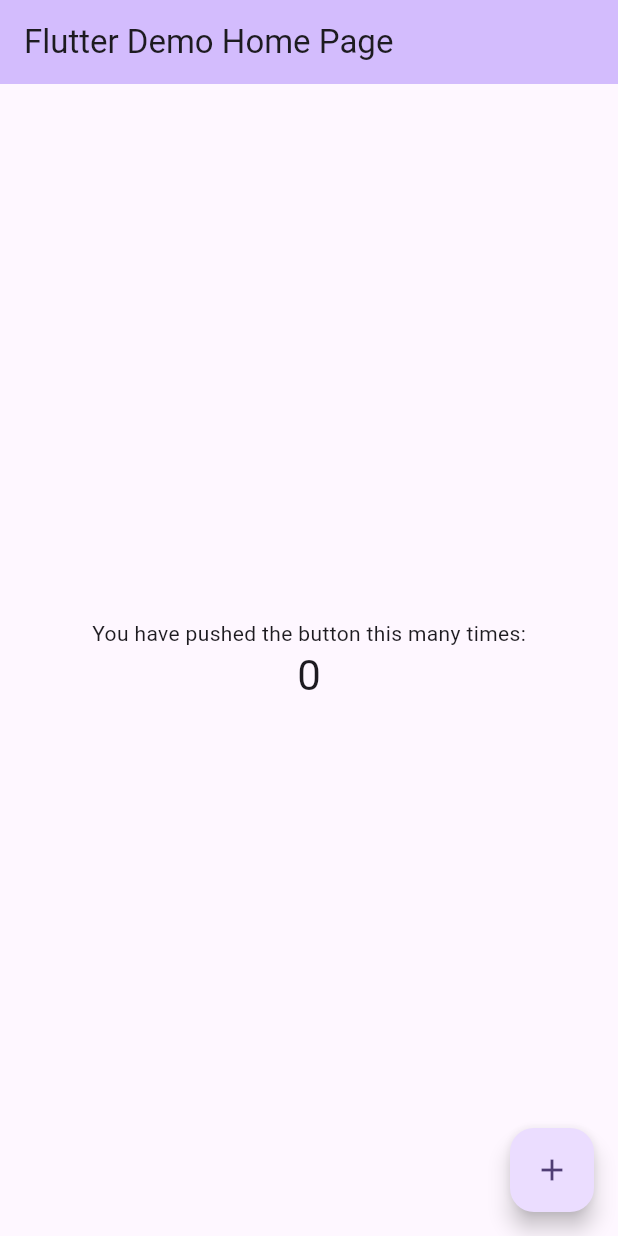
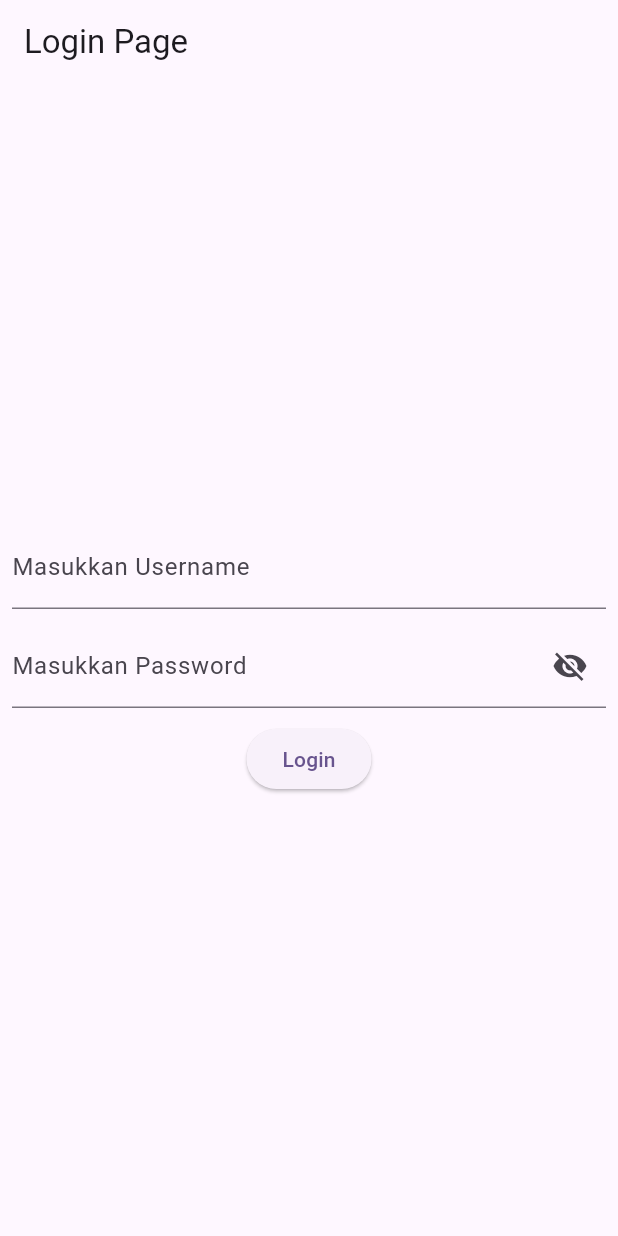
Before and after one commit to ReynardAdimas/TPM_Tugas2, a Flutter app: the screen it shows after launch, on a phone screen of 412 x 824 dp. Run offline on Flutter 3.47's test engine with Material 3 defaults, Android fonts, the phone set to English and light mode, and no system bars.

Commit message:
Cek fitur login

```diff
--- a/lib/main.dart
+++ b/lib/main.dart
@@ -1,4 +1,5 @@
 import 'package:flutter/material.dart';
+import 'package:tpm_tugas2/pages/login_page.dart';
 
 void main() {
   runApp(const MyApp());
@@ -6,117 +7,14 @@ void main() {
 
 class MyApp extends StatelessWidget {
   const MyApp({super.key});
-
-  // This widget is the root of your application.
   @override
   Widget build(BuildContext context) {
     return MaterialApp(
-      title: 'Flutter Demo',
+      debugShowCheckedModeBanner: false,
       theme: ThemeData(
-        // This is the theme of your application.
-        //
-        // TRY THIS: Try running your application with "flutter run". You'll see
-        // the application has a purple toolbar. Then, without quitting the app,
-        // try changing the seedColor in the colorScheme below to Colors.green
-        // and then invoke "hot reload" (save your changes or press the "hot
-        // reload" button in a Flutter-supported IDE, or press "r" if you used
-        // the command line to start the app).
-        //
-        // Notice that the counter didn't reset back to zero; the application
-        // state is not lost during the reload. To reset the state, use hot
-        // restart instead.
-        //
-        // This works for code too, not just values: Most code changes can be
-        // tested with just a hot reload.
         colorScheme: .fromSeed(seedColor: Colors.deepPurple),
       ),
-      home: const MyHomePage(title: 'Flutter Demo Home Page'),
+      home: LoginPage()
     );
   }
 }
-
-class MyHomePage extends StatefulWidget {
-  const MyHomePage({super.key, required this.title});
-
-  // This widget is the home page of your application. It is stateful, meaning
-  // that it has a State object (defined below) that contains fields that affect
-  // how it looks.
-
-  // This class is the configuration for the state. It holds the values (in this
-  // case the title) provided by the parent (in this case the App widget) and
-  // used by the build method of the State. Fields in a Widget subclass are
-  // always marked "final".
-
-  final String title;
-
-  @override
-  State<MyHomePage> createState() => _MyHomePageState();
-}
-
-class _MyHomePageState extends State<MyHomePage> {
-  int _counter = 0;
-
-  void _incrementCounter() {
-    setState(() {
-      // This call to setState tells the Flutter framework that something has
-      // changed in this State, which causes it to rerun the build method below
-      // so that the display can reflect the updated values. If we changed
-      // _counter without calling setState(), then the build method would not be
-      // called again, and so nothing would appear to happen.
-      _counter++;
-    });
-  }
-
-  @override
-  Widget build(BuildContext context) {
-    // This method is rerun every time setState is called, for instance as done
-    // by the _incrementCounter method above.
-    //
-    // The Flutter framework has been optimized to make rerunning build methods
-    // fast, so that you can just rebuild anything that needs updating rather
-    // than having to individually change instances of widgets.
-    return Scaffold(
-      appBar: AppBar(
-        // TRY THIS: Try changing the color here to a specific color (to
-        // Colors.amber, perhaps?) and trigger a hot reload to see the AppBar
-        // change color while the other colors stay the same.
-        backgroundColor: Theme.of(context).colorScheme.inversePrimary,
-        // Here we take the value from the MyHomePage object that was created by
-        // the App.build method, and use it to set our appbar title.
-        title: Text(widget.title),
-      ),
-      body: Center(
-        // Center is a layout widget. It takes a single child and positions it
-        // in the middle of the parent.
-        child: Column(
-          // Column is also a layout widget. It takes a list of children and
-          // arranges them vertically. By default, it sizes itself to fit its
-          // children horizontally, and tries to be as tall as its parent.
-          //
-          // Column has various properties to control how it sizes itself and
-          // how it positions its children. Here we use mainAxisAlignment to
-          // center the children vertically; the main axis here is the vertical
-          // axis because Columns are vertical (the cross axis would be
-          // horizontal).
-          //
-          // TRY THIS: Invoke "debug painting" (choose the "Toggle Debug Paint"
-          // action in the IDE, or press "p" in the console), to see the
-          // wireframe for each widget.
-          mainAxisAlignment: .center,
-          children: [
-            const Text('You have pushed the button this many times:'),
-            Text(
-              '$_counter',
-              style: Theme.of(context).textTheme.headlineMedium,
-            ),
-          ],
-        ),
-      ),
-      floatingActionButton: FloatingActionButton(
-        onPressed: _incrementCounter,
-        tooltip: 'Increment',
-        child: const Icon(Icons.add),
-      ),
-    );
-  }
-}
--- a/lib/pages/login_page.dart
+++ b/lib/pages/login_page.dart
@@ -0,0 +1,94 @@
+import 'package:flutter/material.dart';
+
+class LoginPage extends StatefulWidget {
+  const LoginPage({super.key});
+
+  @override
+  State<LoginPage> createState() => _LoginPageState();
+}
+
+class _LoginPageState extends State<LoginPage> {
+  bool isPasswordHidden = true;
+  final TextEditingController _usernameController = TextEditingController();
+  final TextEditingController _passwordController = TextEditingController();
+
+  @override
+  Widget build(BuildContext context) {
+    void login() {
+      String usn = _usernameController.text;
+      String pwd = _passwordController.text;
+
+      if(usn == "subagus" && pwd == "kriptogaasik") {
+        ScaffoldMessenger.of(context).showSnackBar(
+          SnackBar(
+            content: Text("Login Berhasil"),
+            backgroundColor: Colors.green,
+            )
+        );
+      } else {
+        if(usn == "" && pwd == "") {
+          ScaffoldMessenger.of(context).showSnackBar(
+          SnackBar(
+            content: Text("Username dan Password Harap Diisi"),
+            backgroundColor: Colors.red,
+            )
+        );
+        } else {
+          ScaffoldMessenger.of(context).showSnackBar(
+          SnackBar(
+            content: Text("Username atau Password Salah"),
+            backgroundColor: Colors.red,
+            )
+        );
+        _usernameController.clear();
+        _passwordController.clear();
+        }
+      }
+    }
+
+    return Scaffold(
+      appBar: AppBar(
+        title: Text("Login Page"),
+      ),
+      body: Padding(
+        padding: const EdgeInsets.all(8.0),
+        child: Column(
+          mainAxisAlignment: MainAxisAlignment.center,
+          children: [
+            TextField(
+              controller: _usernameController,
+              decoration: InputDecoration(
+                label: Text("Masukkan Username")
+              ),
+            ),
+            SizedBox(height: 10,),
+            TextField(
+              controller: _passwordController,
+              obscureText: isPasswordHidden,
+              decoration: InputDecoration(
+                label: Text("Masukkan Password"),
+                suffixIcon: IconButton(
+                  onPressed: (){
+                    setState(() {
+                      isPasswordHidden = !isPasswordHidden;
+                    });
+                  },
+                  icon: Icon(
+                    isPasswordHidden ? Icons.visibility_off : Icons.visibility
+                  )
+                )
+              ),
+            ),
+            SizedBox(height: 10,),
+            ElevatedButton(
+              onPressed: (){
+                login();
+              },
+              child: Text("Login")
+            )
+          ],
+        ),
+      ),
+    );
+  }
+}
```
